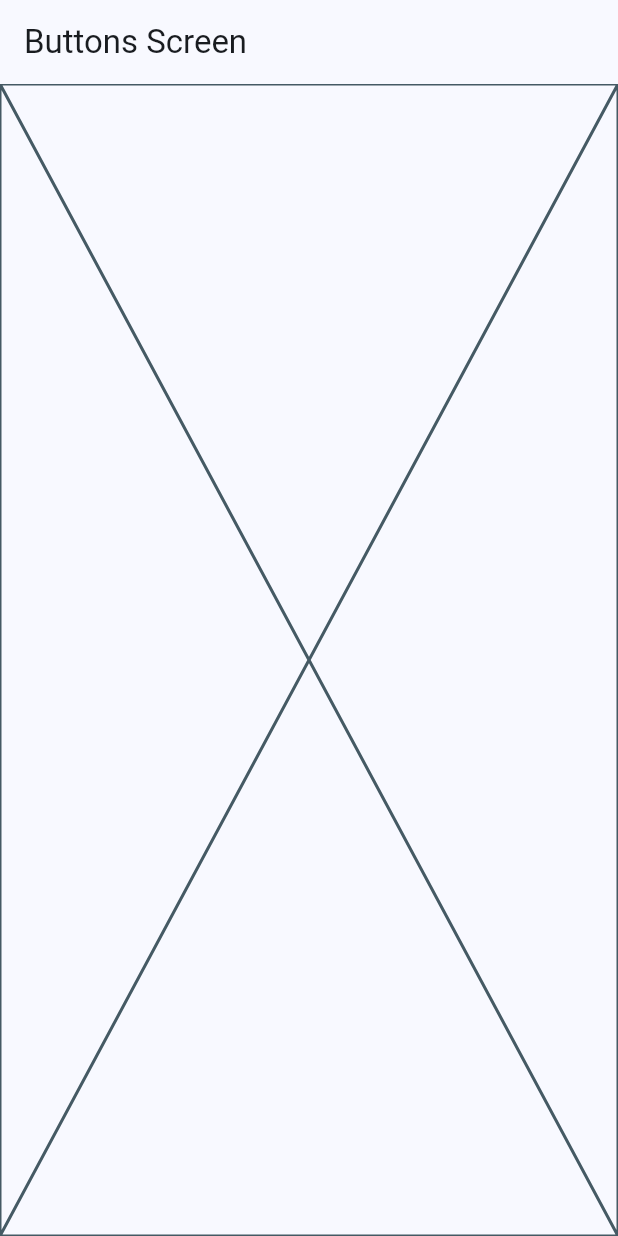
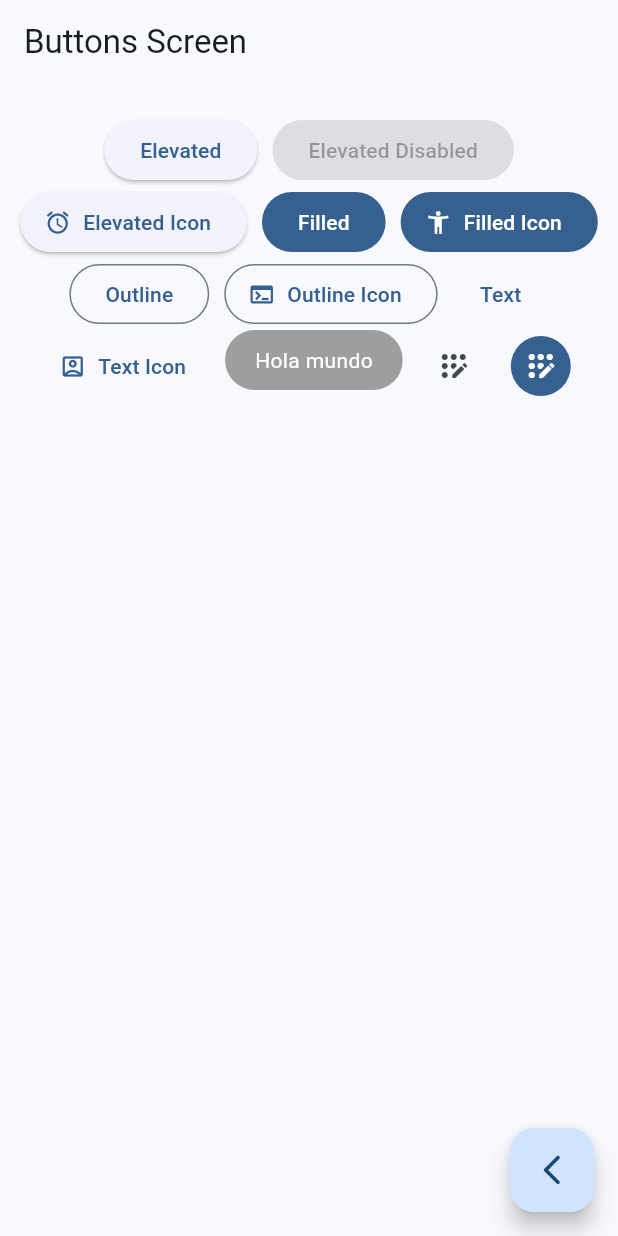
Before and after one commit to nicorfq/app_learning_widgets, a Flutter app: the ButtonsScreen screen opened by its route, on a phone screen of 412 x 824 dp. Run offline on Flutter 3.47's test engine with Material 2 defaults, Android fonts, the phone set to English and light mode, and no system bars; our stand-ins replace go_router.

Commit message:
button screen finished

```diff
--- a/lib/config/menu/menu_items.dart
+++ b/lib/config/menu/menu_items.dart
@@ -1,4 +1,4 @@
-import 'package:flutter/material.dart' show IconData, Icons;
+import 'package:flutter/material.dart';
 
 class MenuItem {
   final String title;
--- a/lib/presentation/screens/buttons/buttons_screen.dart
+++ b/lib/presentation/screens/buttons/buttons_screen.dart
@@ -1,7 +1,7 @@
 import 'package:flutter/material.dart';
+import 'package:go_router/go_router.dart';
 
 class ButtonsScreen extends StatelessWidget {
-
   static const String name = 'buttons_screen';
 
   const ButtonsScreen({super.key});
@@ -12,8 +12,89 @@ class ButtonsScreen extends StatelessWidget {
       appBar: AppBar(
         title: const Text('Buttons Screen'),
       ),
-      body: const Placeholder(),
-
+      body: const _ButtonsView(),
+      floatingActionButton: FloatingActionButton(
+          child: const Icon(Icons.arrow_back_ios_new_rounded),
+          onPressed: () {
+            context.pop();
+          }),
     );
   }
 }
+
+class _ButtonsView extends StatelessWidget {
+  const _ButtonsView();
+
+  @override
+  Widget build(BuildContext context) {
+    final colors = Theme.of(context).colorScheme;
+
+    return SizedBox(
+      width: double.infinity,
+      child: Padding(
+        padding: const EdgeInsets.symmetric(horizontal: 10, vertical: 20),
+        child: Wrap(spacing: 10, alignment: WrapAlignment.center, children: [
+          ElevatedButton(onPressed: () {}, child: const Text('Elevated')),
+          const ElevatedButton(
+              onPressed: null, child: Text('Elevated Disabled')),
+          ElevatedButton.icon(
+              onPressed: () {},
+              icon: const Icon(Icons.access_alarm_rounded),
+              label: const Text('Elevated Icon')),
+          FilledButton(onPressed: () {}, child: const Text('Filled')),
+          FilledButton.icon(
+            onPressed: () {},
+            icon: const Icon(Icons.accessibility_new),
+            label: const Text('Filled Icon'),
+          ),
+          OutlinedButton(onPressed: () {}, child: const Text('Outline')),
+          OutlinedButton.icon(
+            onPressed: () {},
+            label: const Text('Outline Icon'),
+            icon: const Icon(Icons.terminal),
+          ),
+          TextButton(onPressed: () {}, child: const Text('Text')),
+          TextButton.icon(
+            onPressed: () {},
+            icon: const Icon(Icons.account_box_outlined),
+            label: const Text('Text Icon'),
+          ),
+          const CustomButton(),
+          IconButton(
+              onPressed: () {},
+              icon: const Icon(Icons.app_registration_rounded)),
+          IconButton(
+            onPressed: () {},
+            icon: const Icon(Icons.app_registration_rounded),
+            style: ButtonStyle(
+              backgroundColor: MaterialStatePropertyAll(colors.primary),
+              iconColor: const MaterialStatePropertyAll(Colors.white),
+            ),
+          ),
+        ]),
+      ),
+    );
+  }
+}
+
+class CustomButton extends StatelessWidget {
+  const CustomButton({super.key});
+
+  @override
+  Widget build(BuildContext context) {
+    final colors = Theme.of(context).colorScheme;
+
+    return ClipRRect(
+      borderRadius: BorderRadius.circular(20),
+      child: Material(
+        color: Colors.grey,
+        child: InkWell(
+          onTap: () {},
+          child: Padding(
+              padding: const EdgeInsets.symmetric(horizontal: 20, vertical: 10),
+              child: Text('Hola mundo', style: TextStyle(color: Colors.white))),
+        ),
+      ),
+    );
+  }
+}
--- a/lib/presentation/screens/home/home_screen.dart
+++ b/lib/presentation/screens/home/home_screen.dart
@@ -63,7 +63,7 @@ class _CustomListTile extends StatelessWidget {
         // );
         // Navigator.pushNamed(context, menuItem.link);
         // context.push(menuItem.link);
-        context.pushNamed(CardsScreen.name);
+        context.push(menuItem.link);
       },
     );
   }
```
